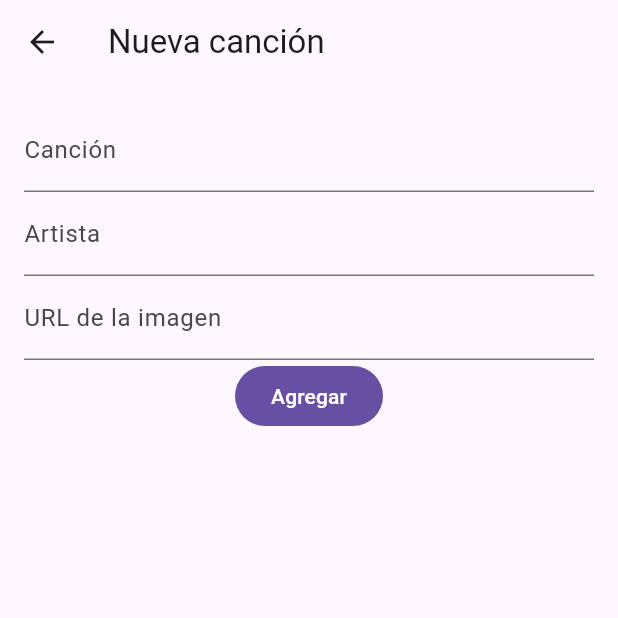
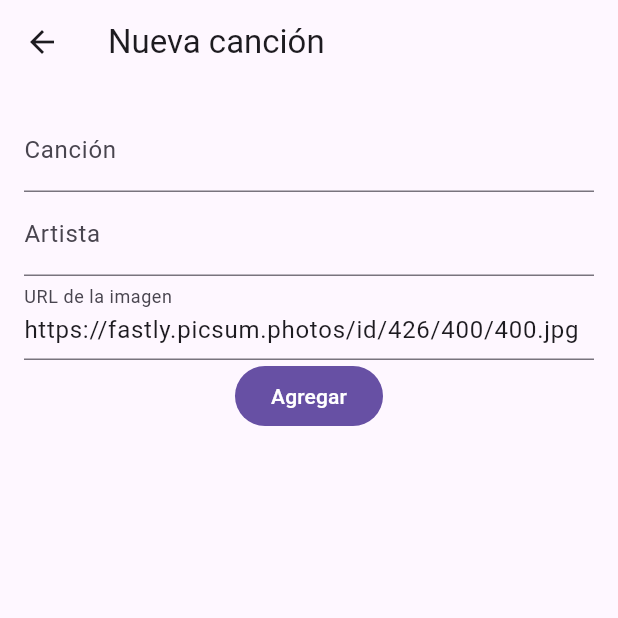
Before and after one commit to Domiciano/262SeminarioSesion8, a Flutter app: the AddSongScreen screen opened by its route, on a phone screen of 412 x 824 dp, the top half of it. Run offline on Flutter 3.47's test engine with Material 3 defaults, Android fonts, the phone set to English and light mode, and no system bars.

Commit message:
Semana 13

```diff
--- a/lib/components/song_form.dart
+++ b/lib/components/song_form.dart
@@ -14,7 +14,9 @@ class SongForm extends StatefulWidget {
 class _SongFormState extends State<SongForm> {
   final _titleController = TextEditingController();
   final _artistController = TextEditingController();
-  final _imageUrlController = TextEditingController();
+  final _imageUrlController = TextEditingController()
+    ..text = "https://fastly.picsum.photos/id/426/400/400.jpg";
+
   bool _showError = false;
 
   void _submit() {
@@ -24,11 +26,13 @@ class _SongFormState extends State<SongForm> {
       });
       return;
     }
-    widget.onAdd(Song(
-      title: _titleController.text,
-      artist: _artistController.text,
-      imageUrl: _imageUrlController.text,
-    ));
+    widget.onAdd(
+      Song(
+        title: _titleController.text,
+        artist: _artistController.text,
+        imageUrl: _imageUrlController.text,
+      ),
+    );
     _titleController.clear();
     _artistController.clear();
     setState(() {
@@ -57,10 +61,7 @@ class _SongFormState extends State<SongForm> {
             'Escribe el nombre y el artista',
             style: TextStyle(color: Colors.red),
           ),
-        FilledButton(
-          onPressed: () => _submit(),
-          child: const Text('Agregar'),
-        ),
+        FilledButton(onPressed: () => _submit(), child: const Text('Agregar')),
       ],
     );
   }
```
Also changed, not shown: 2 other files.
